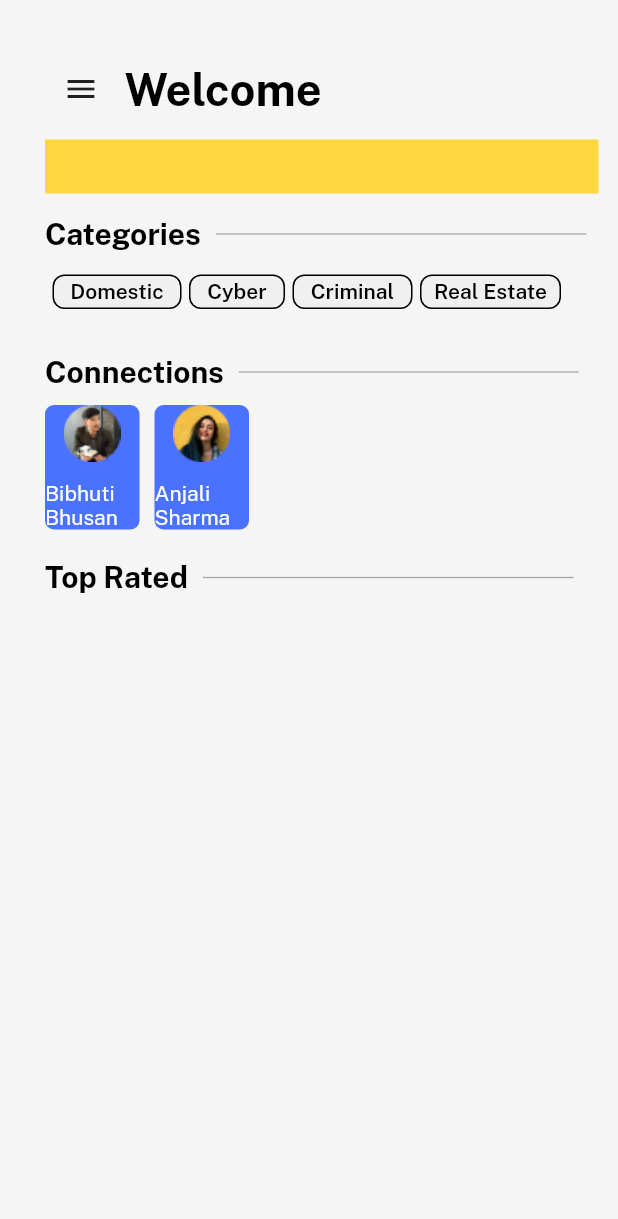
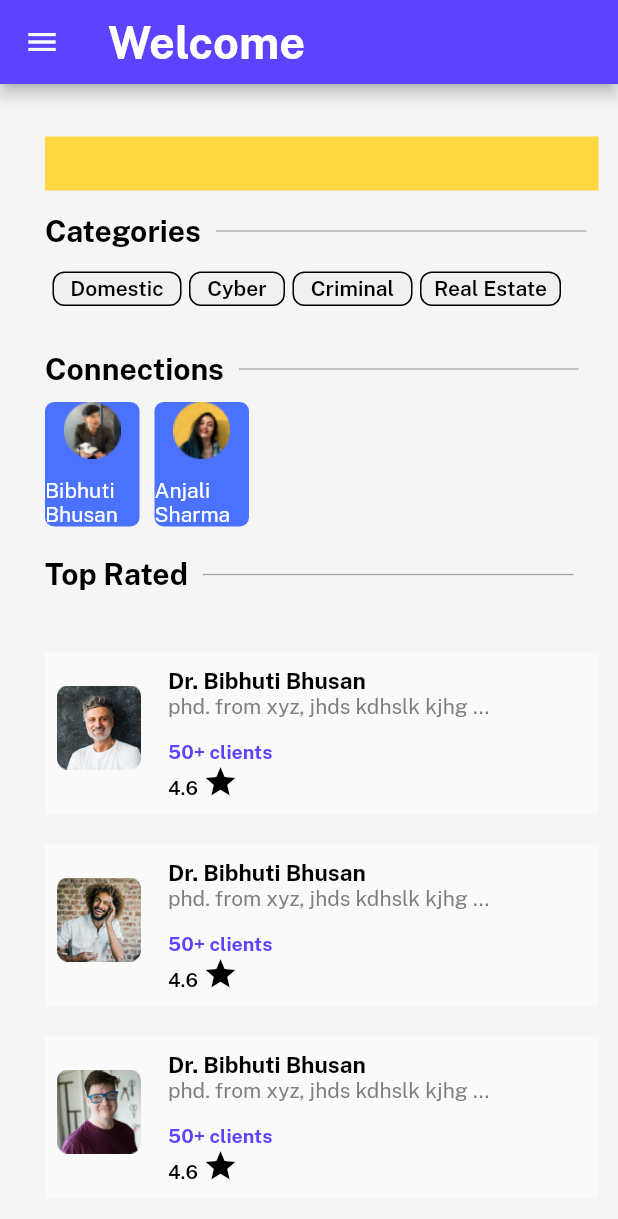
Before and after one commit to SankarN-19/HHF, a Flutter app: the HomeScreen screen opened directly, on a phone screen of 412 x 824 dp. Shown: the top 1219 px of the screen. Run offline on Flutter 3.47's test engine with Material 2 defaults, Android fonts, the light colour scheme and no system bars; our stand-ins replace get, velocity_x.

Commit message:
homescreen commit

```diff
--- a/lib/views/app_screens/home_screen.dart
+++ b/lib/views/app_screens/home_screen.dart
@@ -1,4 +1,7 @@
 import 'package:legalease/consts/consts.dart';
+import 'package:legalease/views/app_screens/lawyerinfo.dart';
+import 'package:legalease/views/widgets_common/profiletile.dart';
+import 'dart:ui';
 
 class HomeScreen extends StatelessWidget {
   const HomeScreen({super.key});
@@ -9,6 +12,22 @@ class HomeScreen extends StatelessWidget {
     double screenHeight = MediaQuery.of(context).size.height;
 
     return Scaffold(
+      appBar: AppBar(
+        title: "Welcome".text.fontFamily(bold).size(30.0).white.make(),
+        backgroundColor: buttonPurple,
+      ),
+      drawer: const Drawer(
+        child: Column(
+          children: [
+            DrawerHeader(
+              decoration: BoxDecoration(
+                color: Colors.blue,
+              ),
+              child: Text('Drawer Header'),
+            ),
+          ],
+        ),
+      ),
       body: Container(
           width: screenWidth,
           height: screenHeight,
@@ -19,18 +38,7 @@ class HomeScreen extends StatelessWidget {
               crossAxisAlignment: CrossAxisAlignment.start,
               children: [
                 35.heightBox,
-                Row(
-                  mainAxisAlignment: MainAxisAlignment.start,
-                  children: [
-                    IconButton(
-                      onPressed: () {},
-                      icon: const Icon(Icons.menu),
-                    ),
-                    5.widthBox,
-                    "Welcome".text.fontFamily(bold).size(30.0).black.make(),
-                  ],
-                ),
-                10.heightBox,
+
                 Container(
                   width: double.infinity,
                   height: 36.0,
@@ -202,6 +210,34 @@ class HomeScreen extends StatelessWidget {
                 //     )
                 //   ],
                 // )
+
+                profileTile(
+                  img: icperson1,
+                  title: "Dr. Bibhuti Bhusan",
+                  detail: "phd. from xyz, jhds kdhslk kjhg ...",
+                  num: 50,
+                  star: 4.6,
+                ).onTap(() {
+                  Get.to(() => const LawyerProfile());
+                }),
+                profileTile(
+                  img: icperson2,
+                  title: "Dr. Bibhuti Bhusan",
+                  detail: "phd. from xyz, jhds kdhslk kjhg ...",
+                  num: 50,
+                  star: 4.6,
+                ).onTap(() {
+                  Get.to(() => const LawyerProfile());
+                }),
+                profileTile(
+                  img: icperson3,
+                  title: "Dr. Bibhuti Bhusan",
+                  detail: "phd. from xyz, jhds kdhslk kjhg ...",
+                  num: 50,
+                  star: 4.6,
+                ).onTap(() {
+                  Get.to(() => const LawyerProfile());
+                }),
               ],
             ),
           )),
--- /dev/null
+++ b/lib/views/app_screens/lawyerinfo.dart
@@ -0,0 +1,12 @@
+import 'package:legalease/consts/consts.dart';
+
+class LawyerProfile extends StatelessWidget {
+  const LawyerProfile({super.key});
+
+  @override
+  Widget build(BuildContext context) {
+    return const Scaffold(
+      backgroundColor: Colors.amberAccent,
+    );
+  }
+}
--- /dev/null
+++ b/lib/views/widgets_common/profiletile.dart
@@ -0,0 +1,75 @@
+import 'package:legalease/consts/consts.dart';
+
+Widget profileTile(
+    {String? img, String? title, String? detail, int? num, double? star}) {
+  return Container(
+    margin: const EdgeInsets.fromLTRB(0, 10, 0, 10),
+    child: ColoredBox(
+      color: Colors.transparent,
+      child: Material(
+        child: ListTile(
+          contentPadding: const EdgeInsets.all(6),
+          leading: Image.asset(
+            "$img",
+            height: 90,
+            width: 60,
+          ),
+          title: title!.text
+              .fontFamily(bold)
+              .align(TextAlign.justify)
+              .size(15)
+              .black
+              .make(),
+          subtitle: RichText(
+            text:
+                TextSpan(style: const TextStyle(color: Colors.grey), children: [
+              TextSpan(
+                  text: "$detail\n",
+                  style: const TextStyle(
+                    color: textGrey,
+                    fontFamily: regular,
+                  )),
+              const WidgetSpan(
+                child: SizedBox(
+                  height: 30,
+                ),
+              ),
+              TextSpan(
+                  text: "$num+ clients\n",
+                  style: const TextStyle(
+                    color: buttonPurple,
+                    fontFamily: bold,
+                    fontSize: 13,
+                  )),
+              const WidgetSpan(
+                child: SizedBox(
+                  height: 10,
+                ),
+              ),
+              TextSpan(
+                text: "$star ",
+                style: const TextStyle(
+                  color: Colors.black,
+                  fontFamily: semibold,
+                  fontSize: 13,
+                ),
+              ),
+              const WidgetSpan(
+                child: Icon(Icons.star, color: Colors.black),
+              )
+            ]),
+          ),
+        ),
+      ),
+    ),
+  );
+  /*return ListTile(
+      contentPadding: const EdgeInsets.all(6),
+      leading: Image.asset(icperson1),
+      tileColor: Colors.red,
+      title: Text("xyz"),
+      shape: BeveledRectangleBorder(
+          borderRadius: BorderRadius.circular(10), side: BorderSide(width: 5),
+          ),
+    );*/
+}
```
